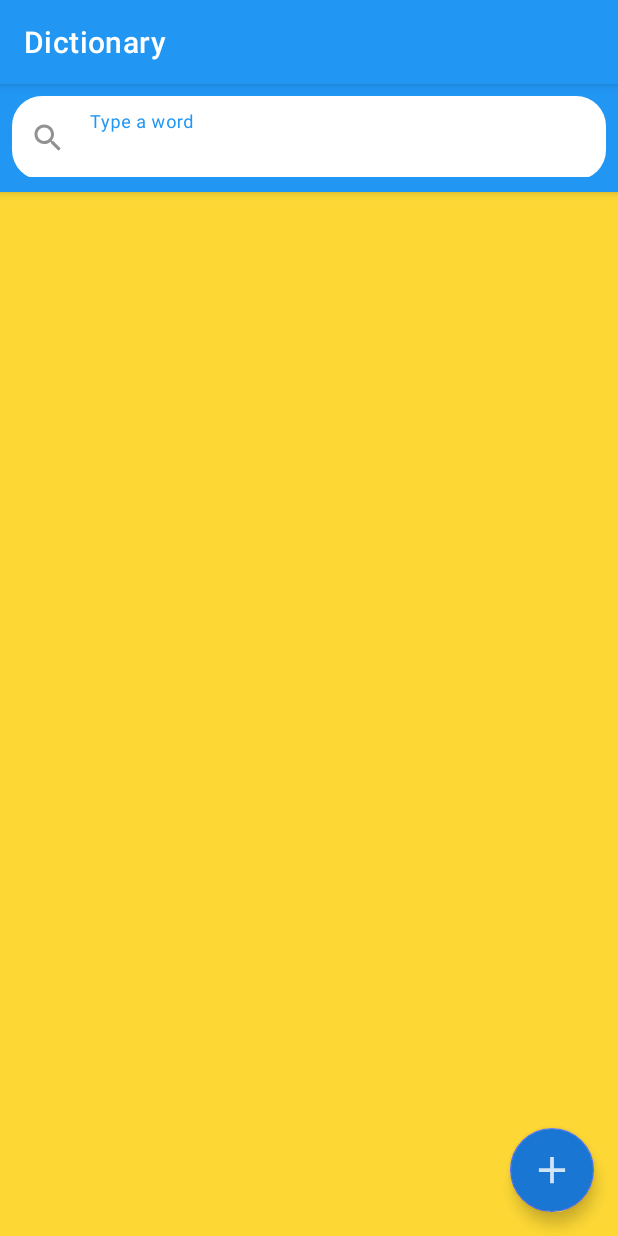
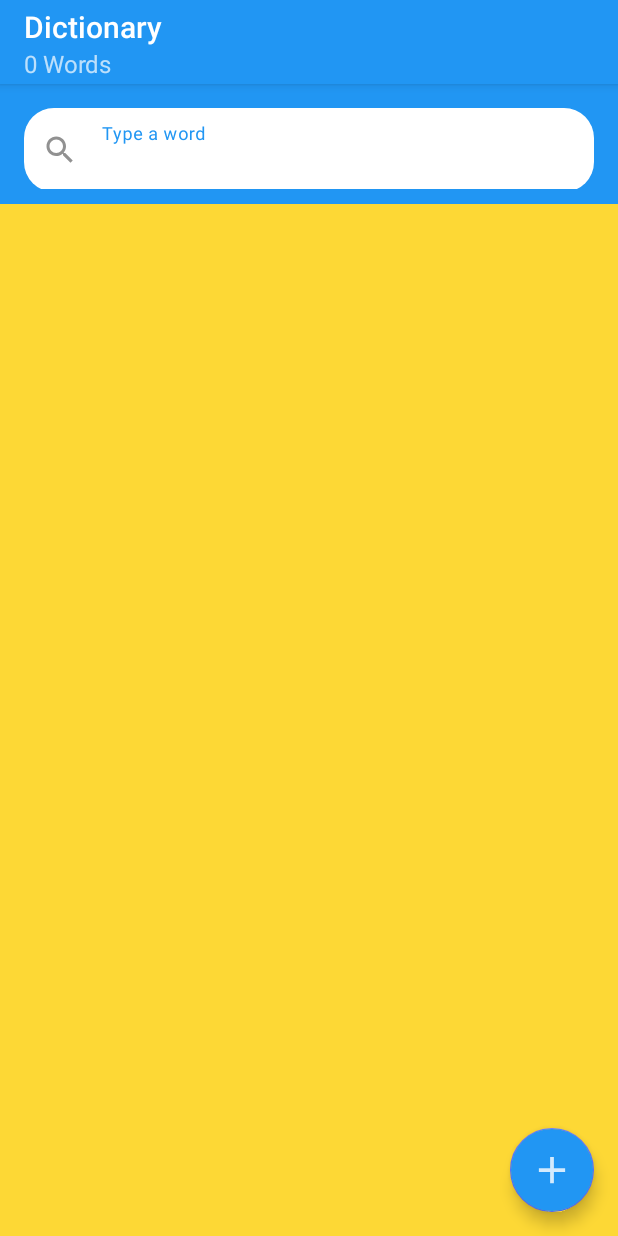
Before and after one commit to MehdiNezamipour/Dictionary, an Android app: the screen it shows after launch (MainActivity), on a phone screen of 412 x 824 dp. Run offline under Robolectric (Android 15) with nearby library versions, the phone set to English and light mode, and no system bars; our stand-ins replace Room's generated code.

Commit message:
Fix some bugs of search engine.

```diff
--- a/app/src/main/AndroidManifest.xml
+++ b/app/src/main/AndroidManifest.xml
@@ -8,7 +8,8 @@
         android:label="@string/app_name"
         android:roundIcon="@mipmap/ic_launcher_round"
         android:supportsRtl="true"
-        android:theme="@style/AppTheme">
+        android:theme="@style/AppTheme"
+        >
         <activity android:name=".controller.activities.MainActivity">
             <intent-filter>
                 <action android:name="android.intent.action.MAIN" />
@@ -16,7 +17,6 @@
                 <category android:name="android.intent.category.LAUNCHER" />
             </intent-filter>
         </activity>
-        <activity android:name=".controller.activities.SingleFragmentActivity"/>
     </application>
 
 </manifest>
--- a/app/src/main/java/com/example/dictionary/controller/activities/MainActivity.java
+++ b/app/src/main/java/com/example/dictionary/controller/activities/MainActivity.java
@@ -1,14 +1,14 @@
 package com.example.dictionary.controller.activities;
-
-import androidx.appcompat.app.AppCompatActivity;
-import androidx.recyclerview.widget.LinearLayoutManager;
-import androidx.recyclerview.widget.RecyclerView;
 
 import android.os.Bundle;
 import android.text.Editable;
 import android.text.TextWatcher;
 import android.view.View;
 import android.widget.EditText;
+
+import androidx.appcompat.app.AppCompatActivity;
+import androidx.recyclerview.widget.LinearLayoutManager;
+import androidx.recyclerview.widget.RecyclerView;
 
 import com.example.dictionary.R;
 import com.example.dictionary.adapters.WordListAdapter;
@@ -29,8 +29,8 @@ public class MainActivity extends AppCompatActivity implements AddWordFragment.O
     private WordListAdapter mAdapter;
 
     private WordRepository mRepository;
-    private String mSearchString;
-
+    private String mSearchString = "";
+    private List<Word> mEmptyList = new ArrayList<>(0);
 
     @Override
     protected void onCreate(Bundle savedInstanceState) {
@@ -46,11 +46,12 @@ public class MainActivity extends AppCompatActivity implements AddWordFragment.O
         if (mAdapter == null) {
             mAdapter = new WordListAdapter(this, getSupportFragmentManager());
         }
+        mRecyclerView.setAdapter(mAdapter);
+        updateSubtitle();
+    }
 
-        //mAdapter.setWords(mRepository.getList());
-        //mAdapter.notifyDataSetChanged();
-        mRecyclerView.setAdapter(mAdapter);
-
+    private void updateSubtitle() {
+        getSupportActionBar().setSubtitle(String.valueOf(mRepository.getList().size()) + " Words");
     }
 
     private void findViews() {
@@ -68,8 +69,6 @@ public class MainActivity extends AppCompatActivity implements AddWordFragment.O
             }
         });
 
-
-        //TODO
         mEditText.addTextChangedListener(new TextWatcher() {
             @Override
             public void beforeTextChanged(CharSequence charSequence, int i, int i1, int i2) {
@@ -82,7 +81,8 @@ public class MainActivity extends AppCompatActivity implements AddWordFragment.O
                     mSearchString = charSequence.toString();
                     mAdapter.setWords(mRepository.search(mSearchString));
                 } else {
-                    mAdapter.setWords(new ArrayList<>(0));
+                    mSearchString = "";
+                    mAdapter.setWords(mEmptyList);
                 }
                 mAdapter.notifyDataSetChanged();
             }
@@ -95,7 +95,12 @@ public class MainActivity extends AppCompatActivity implements AddWordFragment.O
 
     @Override
     public void onWordAdd() {
-        mAdapter.setWords(mRepository.search(mSearchString));
+        updateSubtitle();
+        if (mSearchString.equals("")) {
+            mAdapter.setWords(mEmptyList);
+        } else {
+            mAdapter.setWords(mRepository.search(mSearchString));
+        }
         mAdapter.notifyDataSetChanged();
     }
 }
--- a/app/src/main/res/layout/activity_main.xml
+++ b/app/src/main/res/layout/activity_main.xml
@@ -1,75 +1,69 @@
 <?xml version="1.0" encoding="utf-8"?>
-<androidx.coordinatorlayout.widget.CoordinatorLayout xmlns:android="http://schemas.android.com/apk/res/android"
+<androidx.constraintlayout.widget.ConstraintLayout xmlns:android="http://schemas.android.com/apk/res/android"
     xmlns:app="http://schemas.android.com/apk/res-auto"
     xmlns:tools="http://schemas.android.com/tools"
     android:layout_width="match_parent"
     android:layout_height="match_parent"
     android:focusable="true"
-    tools:context=".controller.activities.MainActivity"
-    >
+    android:background="@color/colorPrimary"
+    tools:context=".controller.activities.MainActivity">
 
-    <com.google.android.material.appbar.AppBarLayout
-        android:layout_width="match_parent"
-        android:layout_height="wrap_content">
-
-        <com.google.android.material.appbar.MaterialToolbar
-            android:id="@+id/topAppBar"
-            style="@style/Widget.MaterialComponents.Toolbar.Primary"
-            android:layout_width="match_parent"
-            android:layout_height="?attr/actionBarSize"
-            app:title="@string/app_name" />
 
     <com.google.android.material.textfield.TextInputLayout
         android:id="@+id/textField_search_word"
+        style="@style/Widget.MaterialComponents.TextInputLayout.FilledBox"
+        android:layout_width="0dp"
+        android:layout_height="wrap_content"
         android:layout_margin="8dp"
+        android:padding="8dp"
+        android:hint="@string/type_a_word"
         app:boxCornerRadiusBottomEnd="20dp"
         app:boxCornerRadiusBottomStart="20dp"
         app:boxCornerRadiusTopEnd="20dp"
         app:boxCornerRadiusTopStart="20dp"
-            style="@style/Widget.MaterialComponents.TextInputLayout.FilledBox"
-            android:layout_width="match_parent"
-            android:layout_height="wrap_content"
-            android:hint="@string/type_a_word"
         app:layout_constraintEnd_toEndOf="parent"
         app:layout_constraintStart_toStartOf="parent"
         app:layout_constraintTop_toTopOf="parent"
-            app:startIconDrawable="@drawable/ic_search"
-            >
+        app:startIconDrawable="@drawable/ic_search">
 
         <com.google.android.material.textfield.TextInputEditText
+            android:id="@+id/editText_search"
             android:layout_width="match_parent"
             android:layout_height="wrap_content"
             android:backgroundTint="@android:color/white"
-                android:id="@+id/editText_search"
+            android:textAllCaps="false"
             android:textColorHint="@color/colorPrimary"
-                android:textAllCaps="false"
 
             />
 
     </com.google.android.material.textfield.TextInputLayout>
 
-    </com.google.android.material.appbar.AppBarLayout>
 
     <androidx.recyclerview.widget.RecyclerView
         android:id="@+id/recyclerView_word_list"
         android:layout_width="match_parent"
-        android:layout_height="match_parent"
-        android:background="#FDD835"
+        android:layout_height="0dp"
+        android:background="@color/backGround"
         android:paddingTop="8dp"
-        app:layout_behavior="@string/appbar_scrolling_view_behavior" />
+        app:layout_behavior="@string/appbar_scrolling_view_behavior"
+        app:layout_constraintBottom_toBottomOf="parent"
+        app:layout_constraintTop_toBottomOf="@+id/textField_search_word"
+        app:layout_constraintVertical_bias="0.0"
+        tools:layout_editor_absoluteX="-16dp" />
+
 
     <com.google.android.material.floatingactionbutton.FloatingActionButton
+        android:id="@+id/fab"
         android:layout_width="wrap_content"
         android:layout_height="wrap_content"
-        android:id="@+id/fab"
-        android:layout_gravity="end|bottom"
+        android:backgroundTint="@color/colorPrimary"
+        android:src="@drawable/ic_add_word"
+        app:fabSize="auto"
         android:layout_marginEnd="16dp"
         android:layout_marginBottom="16dp"
-        app:fabSize="auto"
-        android:backgroundTint="@color/colorPrimaryDark"
-        android:src="@drawable/ic_add_word"
-
-        />
+        app:layout_constraintBottom_toBottomOf="parent"
+        app:layout_constraintEnd_toEndOf="parent" />
 
 
-</androidx.coordinatorlayout.widget.CoordinatorLayout>
+
+</androidx.constraintlayout.widget.ConstraintLayout>
--- a/app/src/main/res/values/colors.xml
+++ b/app/src/main/res/values/colors.xml
@@ -8,4 +8,5 @@
     <color name="secondary_text">#757575</color>
     <color name="icons">#FFFFFF</color>
     <color name="divider">#EBFF91</color>
+    <color name="backGround">#FDD835</color>
 </resources>
--- a/app/src/main/res/values/styles.xml
+++ b/app/src/main/res/values/styles.xml
@@ -1,5 +1,5 @@
 <resources>
-    <style name="AppTheme" parent="Theme.MaterialComponents.DayNight.NoActionBar.Bridge">
+    <style name="AppTheme" parent="Theme.MaterialComponents.DayNight.DarkActionBar.Bridge">
 
         <item name="colorPrimary">@color/colorPrimary</item>
         <item name="colorPrimaryDark">@color/colorPrimaryDark</item>
```
Also changed, not shown: app/src/main/java/com/example/dictionary/controller/activities/SingleFragmentActivity.java (deleted, +0 -45 lines), app/src/main/res/drawable-anydpi/ic_add_word_2.xml (added, +16 -0 lines), app/src/main/res/drawable-hdpi/ic_add_word_2.png (added), app/src/main/res/drawable-mdpi/ic_add_word_2.png (added), app/src/main/res/drawable-xhdpi/ic_add_word_2.png (added), app/src/main/res/drawable-xxhdpi/ic_add_word_2.png (added). Lines whose indentation alone changed are shown as unchanged.
